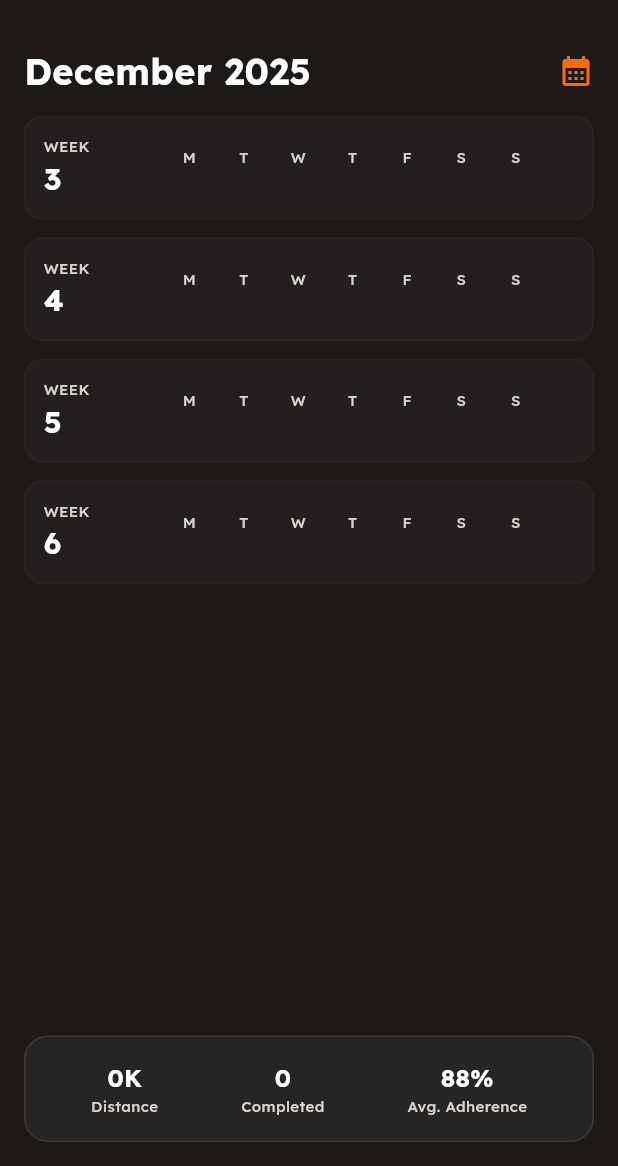
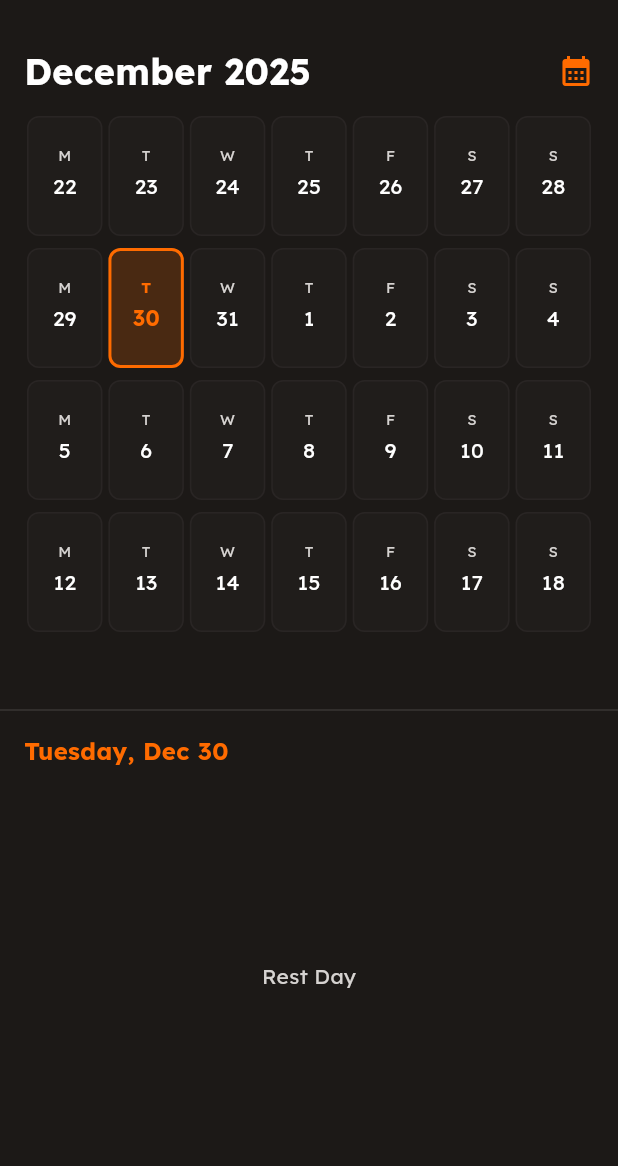
Before and after one commit to rooshimadethis/ash-trainer, a Flutter app: the HomeScreen screen opened directly, swiped to page 3, on a phone screen of 412 x 824 dp, the part 70-1236 px from its top. Run offline on Flutter 3.47's test engine with Material 3 defaults, Android fonts, the phone set to English and light mode, and no system bars; our stand-ins replace drift, flutter_dotenv, flutter_riverpod, freezed_annotation, google_fonts, google_generative_ai; missing offline and left inert: health; accounts and stored records are empty; generated files the repository leaves out were written again.

Commit message:
month looks better

```diff
--- a/lib/features/calendar/presentation/screens/monthly_view.dart
+++ b/lib/features/calendar/presentation/screens/monthly_view.dart
@@ -2,9 +2,9 @@ import 'package:flutter/material.dart';
 import 'package:flutter_riverpod/flutter_riverpod.dart';
 import '../../../../core/theme/colors.dart';
 import '../../../../core/theme/text_styles.dart';
+import '../../../../core/constants/workout_types.dart';
+import '../../../shared/presentation/widgets/workout_card.dart';
 import '../providers/calendar_provider.dart';
-import '../widgets/workout_badge.dart';
-import '../../../shared/presentation/widgets/ash_glass_card.dart';
 import 'package:intl/intl.dart';
 
 class MonthlyView extends ConsumerWidget {
@@ -13,6 +13,7 @@ class MonthlyView extends ConsumerWidget {
   @override
   Widget build(BuildContext context, WidgetRef ref) {
     final monthlyWorkoutsAsync = ref.watch(monthlyWorkoutsProvider);
+    final selectedDate = ref.watch(selectedDateProvider);
     final now = DateTime.now();
     final today = DateTime(now.year, now.month, now.day);
     final startOfRange = today.subtract(Duration(days: today.weekday - 1 + 7));
@@ -30,28 +31,32 @@ class MonthlyView extends ConsumerWidget {
             ],
           ),
         ),
-        Expanded(
+        SizedBox(
+          height: 380, // Adjust height to fit 4 weeks
           child: monthlyWorkoutsAsync.when(
-            data: (workouts) => _build4WeekGrid(startOfRange, workouts),
+            data: (workouts) =>
+                _build4WeekGrid(startOfRange, workouts, selectedDate, ref),
             loading: () => const Center(child: CircularProgressIndicator()),
             error: (err, stack) => Center(child: Text('Error: $err')),
           ),
         ),
-        Padding(
-          padding: const EdgeInsets.all(16.0),
+        const Divider(color: Colors.white12, height: 32),
+        Expanded(
           child: monthlyWorkoutsAsync.when(
-            data: (workouts) => _buildMonthlyStats(workouts),
-            loading: () => const SizedBox.shrink(),
-            error: (err, stack) => const SizedBox.shrink(),
+            data: (workouts) => _buildWorkoutList(selectedDate, workouts),
+            loading: () => const Center(child: CircularProgressIndicator()),
+            error: (err, stack) => Center(child: Text('Error: $err')),
           ),
         ),
       ],
     );
   }
 
-  Widget _build4WeekGrid(DateTime startOfRange, List<dynamic> workouts) {
+  Widget _build4WeekGrid(DateTime startOfRange, List<dynamic> workouts,
+      DateTime selectedDate, WidgetRef ref) {
     return ListView.builder(
       padding: const EdgeInsets.symmetric(horizontal: 16),
+      physics: const NeverScrollableScrollPhysics(),
       itemCount: 4,
       itemBuilder: (context, weekIndex) {
         final weekStart = startOfRange.add(Duration(days: weekIndex * 7));
@@ -65,138 +70,148 @@ class MonthlyView extends ConsumerWidget {
             .toList();
 
         return _WeekRow(
-          weekNumber: 3 + weekIndex, // Mocked week numbering
           weekStart: weekStart,
           workouts: weekWorkouts,
+          selectedDate: selectedDate,
+          ref: ref,
         );
       },
     );
   }
 
-  Widget _buildMonthlyStats(List<dynamic> workouts) {
-    double totalKm = 0;
-    int completed = 0;
+  Widget _buildWorkoutList(DateTime selectedDate, List<dynamic> allWorkouts) {
+    final dayWorkouts = allWorkouts
+        .where((w) => DateUtils.isSameDay(w.scheduledDate, selectedDate))
+        .toList();
 
-    for (var w in workouts) {
-      if (w.plannedDistance != null) {
-        totalKm += (w.plannedDistance as num).toDouble();
-      }
-      if (w.status == 'completed') {
-        completed++;
-      }
-    }
-
-    return AshGlassCard(
-      child: Row(
-        mainAxisAlignment: MainAxisAlignment.spaceAround,
+    return Column(
+      crossAxisAlignment: CrossAxisAlignment.start,
       children: [
-          _statItem('${totalKm.toInt()}K', 'Distance'),
-          _statItem('$completed', 'Completed'),
-          _statItem('88%', 'Avg. Adherence'), // Mocked
-        ],
+        Padding(
+          padding: const EdgeInsets.symmetric(horizontal: 16),
+          child: Text(
+            DateFormat('EEEE, MMM d').format(selectedDate),
+            style: AppTextStyles.h4.copyWith(color: AppColors.primary),
           ),
-    );
-  }
-
-  Widget _statItem(String value, String label) {
-    return Column(
-      children: [
-        Text(value, style: AppTextStyles.h4),
-        Text(label,
-            style: AppTextStyles.labelSmall
-                .copyWith(color: AppColors.textSecondary)),
+        ),
+        const SizedBox(height: 12),
+        Expanded(
+          child: dayWorkouts.isEmpty
+              ? const Center(
+                  child: Text('Rest Day',
+                      style: TextStyle(color: AppColors.textSecondary)))
+              : ListView.separated(
+                  padding:
+                      const EdgeInsets.symmetric(horizontal: 16, vertical: 8),
+                  itemCount: dayWorkouts.length,
+                  itemBuilder: (context, index) =>
+                      WorkoutCard(workout: dayWorkouts[index]),
+                  separatorBuilder: (context, index) =>
+                      const SizedBox(height: 12),
+                ),
+        ),
       ],
     );
   }
 }
 
 class _WeekRow extends StatelessWidget {
-  final int weekNumber;
   final DateTime weekStart;
   final List<dynamic> workouts;
+  final DateTime selectedDate;
+  final WidgetRef ref;
 
   const _WeekRow({
-    required this.weekNumber,
     required this.weekStart,
     required this.workouts,
+    required this.selectedDate,
+    required this.ref,
   });
 
   @override
   Widget build(BuildContext context) {
-    return Container(
-      margin: const EdgeInsets.only(bottom: 12),
-      padding: const EdgeInsets.all(12),
-      decoration: BoxDecoration(
-        color: AppColors.surfaceHighlight.withValues(alpha: 0.5),
-        borderRadius: BorderRadius.circular(12),
-        border: Border.all(color: AppColors.divider),
-      ),
+    return Padding(
+      padding: const EdgeInsets.only(bottom: 8),
       child: Row(
-        children: [
-          SizedBox(
-            width: 50,
-            child: Column(
-              crossAxisAlignment: CrossAxisAlignment.start,
-              children: [
-                Text('WEEK',
-                    style: AppTextStyles.labelSmall
-                        .copyWith(color: AppColors.textSecondary)),
-                Text('$weekNumber', style: AppTextStyles.h3),
-              ],
-            ),
-          ),
-          const VerticalDivider(color: AppColors.divider),
-          Expanded(
-            child: Row(
-              mainAxisAlignment: MainAxisAlignment.spaceEvenly,
+        mainAxisAlignment: MainAxisAlignment.spaceBetween,
         children: List.generate(7, (index) {
           final day = weekStart.add(Duration(days: index));
           final dayWorkouts = workouts
               .where((w) => DateUtils.isSameDay(w.scheduledDate, day))
               .toList();
+          final isSelected = DateUtils.isSameDay(day, selectedDate);
+          final isToday = DateUtils.isSameDay(day, DateTime.now());
 
-                return Column(
+          return Expanded(
+            child: GestureDetector(
+              onTap: () => ref.read(selectedDateProvider.notifier).state = day,
+              child: Container(
+                margin: const EdgeInsets.symmetric(horizontal: 2),
+                height: 80,
+                decoration: BoxDecoration(
+                  color: isSelected
+                      ? AppColors.primary.withValues(alpha: 0.2)
+                      : isToday
+                          ? AppColors.primary.withValues(alpha: 0.1)
+                          : AppColors.surfaceHighlight.withValues(alpha: 0.3),
+                  borderRadius: BorderRadius.circular(8),
+                  border: Border.all(
+                    color: isSelected
+                        ? AppColors.primary
+                        : isToday
+                            ? AppColors.primary.withValues(alpha: 0.3)
+                            : AppColors.divider,
+                    width: isSelected ? 2 : 1,
+                  ),
+                ),
+                child: Column(
+                  mainAxisAlignment: MainAxisAlignment.center,
                   children: [
                     Text(
                       DateFormat('E').format(day).substring(0, 1),
-                      style: AppTextStyles.labelSmall
-                          .copyWith(color: AppColors.textSecondary),
+                      style: AppTextStyles.labelSmall.copyWith(
+                        color: isSelected || isToday
+                            ? AppColors.primary
+                            : AppColors.textSecondary,
+                        fontWeight: isSelected || isToday
+                            ? FontWeight.bold
+                            : FontWeight.normal,
+                      ),
                     ),
                     const SizedBox(height: 4),
-                    dayWorkouts.isEmpty
-                        ? const SizedBox(height: 10, width: 10)
-                        : WorkoutBadge(type: dayWorkouts.first.type, size: 10),
+                    Text(
+                      day.day.toString(),
+                      style: AppTextStyles.bodyMedium.copyWith(
+                        color: isSelected || isToday
+                            ? AppColors.primary
+                            : Colors.white,
+                        fontWeight: isSelected || isToday
+                            ? FontWeight.bold
+                            : FontWeight.normal,
+                      ),
+                    ),
+                    const SizedBox(height: 4),
+                    Row(
+                      mainAxisAlignment: MainAxisAlignment.center,
+                      children: dayWorkouts
+                          .take(3)
+                          .map((w) => Padding(
+                                padding:
+                                    const EdgeInsets.symmetric(horizontal: 1),
+                                child: Icon(
+                                  WorkoutTypes.getIcon(w.type),
+                                  size: 10,
+                                  color: WorkoutTypes.getColor(w.type),
+                                ),
+                              ))
+                          .toList(),
+                    ),
                   ],
+                ),
+              ),
+            ),
           );
         }),
-            ),
-          ),
-          const SizedBox(width: 8),
-          _adherenceIndicator(workouts),
-        ],
-      ),
-    );
-  }
-
-  Widget _adherenceIndicator(List<dynamic> workouts) {
-    if (workouts.isEmpty) return const SizedBox.shrink();
-
-    final completed = workouts.where((w) => w.status == 'completed').length;
-    final ratio = completed / workouts.length;
-
-    Color color = Colors.red;
-    if (ratio > 0.8) {
-      color = Colors.green;
-    } else if (ratio > 0.6) {
-      color = Colors.yellow;
-    }
-
-    return Container(
-      width: 4,
-      height: 30,
-      decoration: BoxDecoration(
-        color: color,
-        borderRadius: BorderRadius.circular(2),
       ),
     );
   }
```
Lines whose indentation alone changed are shown as unchanged.
